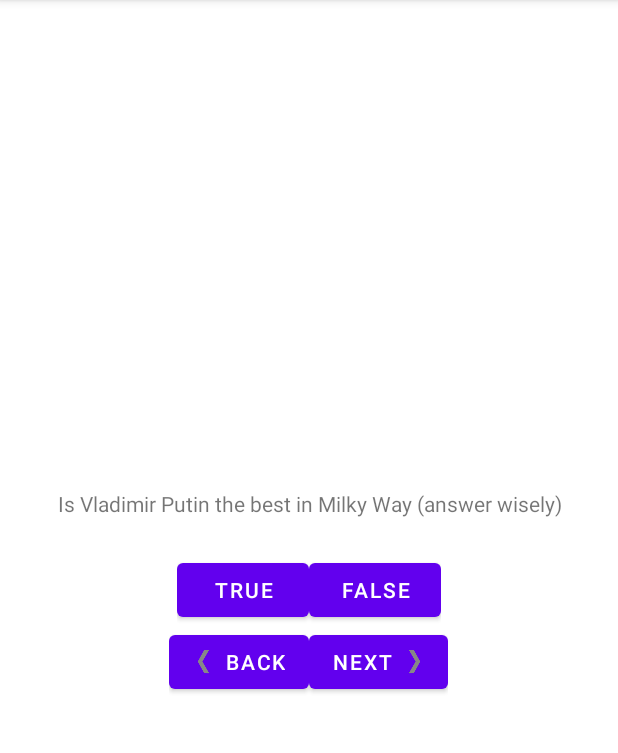
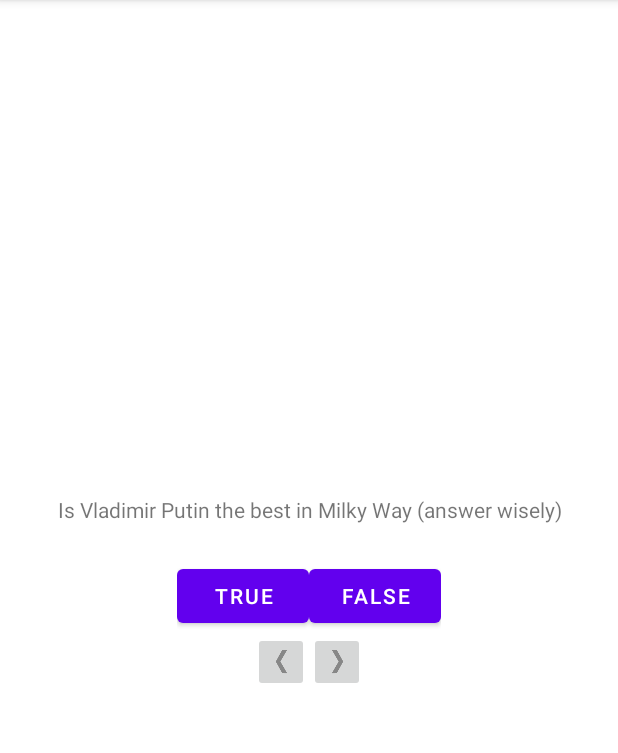
Before and after one commit to Kot512/android_training_1, an Android app: the screen it shows after launch (MainActivity), after a tap on "Murmansk is located beyond Arctic Circle", on a phone screen of 412 x 824 dp, the part 84-837 px from its top. Run offline under Robolectric (Android 15) with nearby library versions, the phone set to English and light mode, and no system bars.

Commit message:
Button's UI change

```diff
--- a/app/src/main/java/com/example/geoquiz/MainActivity.kt
+++ b/app/src/main/java/com/example/geoquiz/MainActivity.kt
@@ -1,9 +1,9 @@
 package com.example.geoquiz
 
 import android.os.Bundle
-import android.util.Log
 import android.view.Gravity
 import android.widget.Button
+import android.widget.ImageButton
 import android.widget.TextView
 import android.widget.Toast
 import androidx.appcompat.app.AppCompatActivity
@@ -11,8 +11,8 @@ import androidx.appcompat.app.AppCompatActivity
 class MainActivity : AppCompatActivity() {
     private lateinit var trueButton: Button
     private lateinit var falseButton: Button
-    private lateinit var nextButton: Button
-    private lateinit var backButton: Button
+    private lateinit var nextButton: ImageButton
+    private lateinit var backButton: ImageButton
     private lateinit var questionTextView: TextView
 
     private val questionBank = listOf(
@@ -46,12 +46,14 @@ class MainActivity : AppCompatActivity() {
     }
 
     private fun nextQuestion() {
-        currentIndex = (currentIndex + 1) % 6
+        currentIndex = (currentIndex + 1) % questionBank.size
+//        currentIndex = (currentIndex + 1) % 6
         updateQuestion()
     }
 
     private fun previousQuestion() {
-        currentIndex = (currentIndex + 5) % 6
+        currentIndex = (currentIndex + questionBank.size - 1) % questionBank.size
+//        currentIndex = (currentIndex + 5) % 6
         updateQuestion()
     }
 
--- a/app/src/main/res/layout/activity_main.xml
+++ b/app/src/main/res/layout/activity_main.xml
@@ -39,23 +39,23 @@
         android:layout_height="wrap_content"
         android:orientation="horizontal" >
 
-        <Button
+
+        <ImageButton
             android:id="@+id/back_button"
             android:layout_width="wrap_content"
             android:layout_height="wrap_content"
-            android:text="@string/back_button"
-            android:drawableLeft="@drawable/arrow_left"
-            android:drawablePadding="4dp"
-            />
+            android:contentDescription="@string/next_button"
+            android:src="@drawable/arrow_left"
+            tools:ignore="SpeakableTextPresentCheck,TouchTargetSizeCheck" />
 
-        <Button
+        <ImageButton
             android:id="@+id/next_button"
+            android:layout_width="wrap_content"
             android:layout_height="wrap_content"
-            android:layout_width="wrap_content"
-            android:text="@string/next_button"
-            android:drawableEnd="@drawable/arrow_right"
-            android:drawablePadding="4dp"
-            />
+            android:contentDescription="@string/back_button"
+            android:src="@drawable/arrow_right"
+            tools:ignore="SpeakableTextPresentCheck,TouchTargetSizeCheck" />
+
     </LinearLayout>
 
 
```
